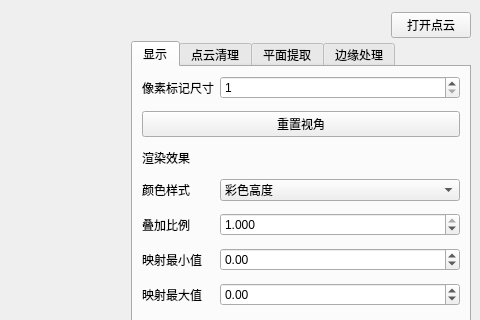
The window that apps/pointcloudview/mainwindow.ui (chenzhenjia/pointcloudsuite) describes before a commit, drawn with Qt 5; both pictures show x 920 to 1400 and y 0 to 320 of the 1400 by 860 pixel window.
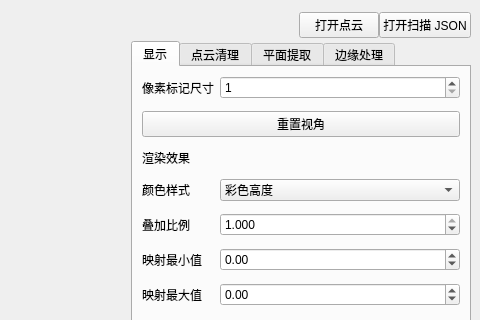
The same window after the commit.

The edit to the form file:
```diff
--- a/apps/pointcloudview/mainwindow.ui
+++ b/apps/pointcloudview/mainwindow.ui
@@ -67,6 +67,13 @@
         </property>
        </widget>
       </item>
+      <item>
+       <widget class="QPushButton" name="btn_open_scanning_info">
+        <property name="text">
+         <string>打开扫描 JSON</string>
+        </property>
+       </widget>
+      </item>
      </layout>
     </item>
     <item>
```
